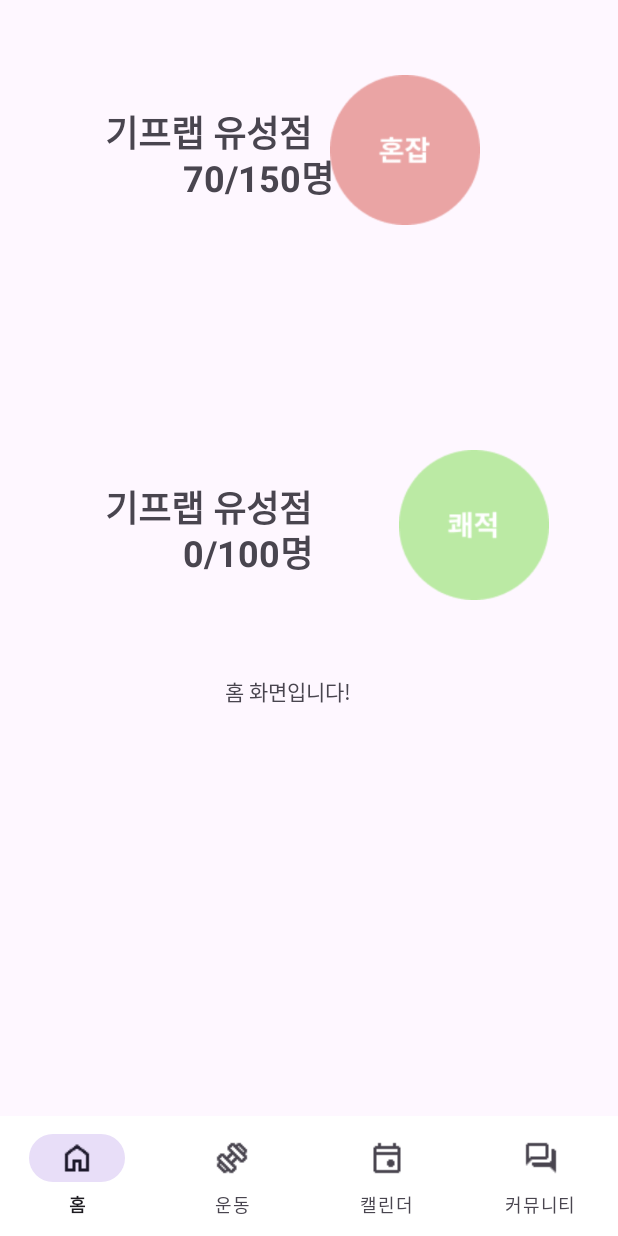
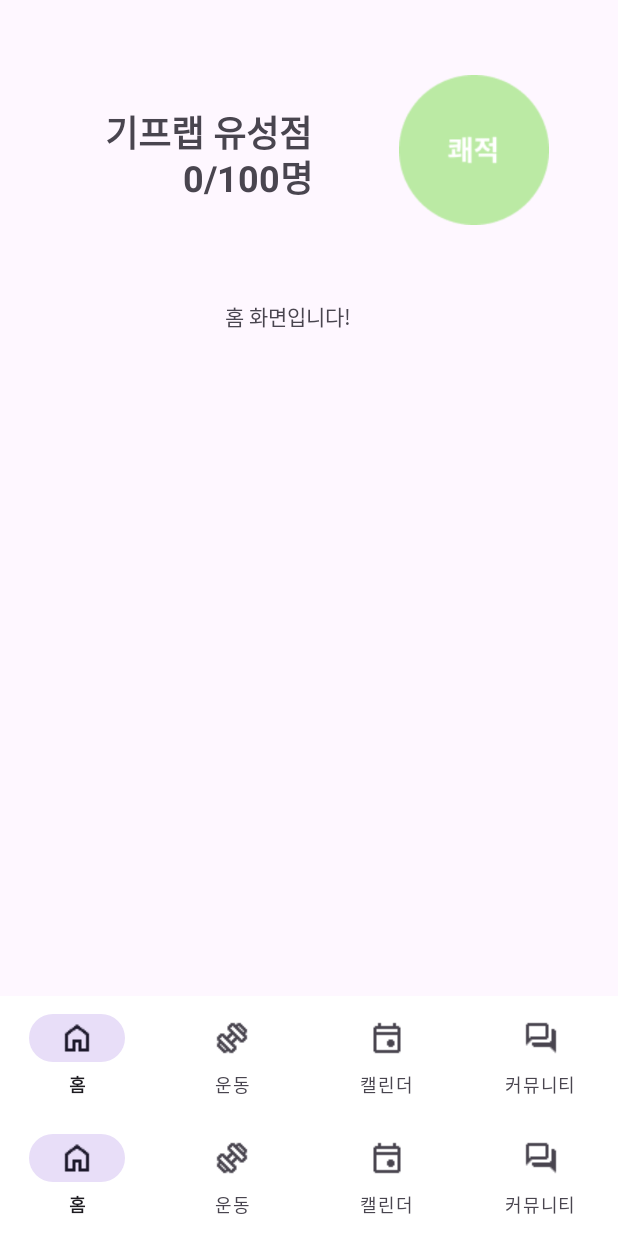
Before and after one commit to leeyunseokarchive/healthPT, an Android app: the screen it shows after launch (MainActivity), on a phone screen of 412 x 824 dp. Run offline under Robolectric (Android 15) with nearby library versions, the phone set to English and light mode, and no system bars; our stand-ins replace navigation-ui.

Commit message:
main으로 지금까지 수정한거 다 보냄

```diff
--- a/app/build.gradle.kts
+++ b/app/build.gradle.kts
@@ -1,6 +1,8 @@
 plugins {
     alias(libs.plugins.android.application)
+    id("com.google.gms.google-services")
 }
+
 
 android {
     namespace = "com.example.healthpt"
@@ -34,6 +36,7 @@ android {
     }
 }
 
+
 dependencies {
 
     implementation(libs.appcompat)
@@ -44,4 +47,13 @@ dependencies {
     testImplementation(libs.junit)
     androidTestImplementation(libs.ext.junit)
     androidTestImplementation(libs.espresso.core)
+
+
+    implementation("com.journeyapps:zxing-android-embedded:4.3.0")
+    implementation(platform("com.google.firebase:firebase-bom:33.12.0"))
+    implementation("com.google.firebase:firebase-analytics")
+
+    implementation("com.google.firebase:firebase-auth")
+    implementation("com.google.firebase:firebase-firestore")
+
 }
--- a/app/src/main/java/com/example/healthpt/MainActivity.java
+++ b/app/src/main/java/com/example/healthpt/MainActivity.java
@@ -17,16 +17,16 @@ import android.view.MenuItem;
 import android.widget.ImageView;
 import android.widget.TextView;
 
+
+//TODO 25/05/04 장윤상
+//1. 날려먹은거 복구하기 (난 너를 저주한다 맥북)
+//2. 깃에 수정된거 푸쉬 및 커밋하기
+//3. 홈화면 최대한 많이 구현해놓기
+
 public class MainActivity extends AppCompatActivity {
 
     private AppBarConfiguration appBarConfiguration;
     private ActivityMainBinding binding;
-
-    // 현재 헬스장 인원 표시
-    private TextView peopleCountText;
-    private ImageView gymcomplexImageView;
-    // 실시간 인원 현황(데이터 연동 필요)
-    private int currentCount = 70;
 
 
     @Override
@@ -36,12 +36,6 @@ public class MainActivity extends AppCompatActivity {
 
 
         BottomNavigationView bottomNav = findViewById(R.id.bottom_navigation);
-
-        peopleCountText = findViewById(R.id.peopleCountText);
-        gymcomplexImageView = findViewById(R.id.gymcomplexView);
-
-        setPeopleCount(currentCount);
-        updateUIWithCount(currentCount);
 
         //binding = ActivityMainBinding.inflate(getLayoutInflater());
         //setContentView(binding.getRoot());
@@ -55,8 +49,16 @@ public class MainActivity extends AppCompatActivity {
 
             if (item.getItemId() == R.id.nav_calendar) {
                 selectedFragment = new CalendarFragment();
-            } else if (item.getItemId() == R.id.nav_home) {
+            }
+            else if (item.getItemId() == R.id.nav_home) {
                 selectedFragment = new HomeFragment();
+            }
+            else if (item.getItemId() == R.id.nav_work){
+                selectedFragment = new WorkFragment();
+            }
+
+            else if(item.getItemId() == R.id.nav_community){
+                selectedFragment = new CommunityFragment();
             }
 
             if (selectedFragment != null) {
@@ -77,21 +79,6 @@ public class MainActivity extends AppCompatActivity {
     }
 
     //현재 인원 설정
-    private void setPeopleCount(int count) {
-        currentCount = count;
-        peopleCountText.setText(currentCount + "/150명");
-    }
-
-    private void updateUIWithCount(int count) {
-
-        if (count <= 33) {
-            gymcomplexImageView.setImageResource(R.drawable.free);
-        } else if (count <= 66) {
-            gymcomplexImageView.setImageResource(R.drawable.common);
-        } else if (count <= 100) {
-            gymcomplexImageView.setImageResource(R.drawable.complex);
-        }
-    }
 
 
 
--- a/app/src/main/res/layout/activity_main.xml
+++ b/app/src/main/res/layout/activity_main.xml
@@ -11,38 +11,8 @@
         android:id="@+id/fragment_container"
         android:layout_width="match_parent"
         android:layout_height="match_parent"
-        android:layout_marginTop="250dp" />
-
-    <TextView
-        android:id="@+id/peopleCountText"
-        android:layout_width="wrap_content"
-        android:layout_height="wrap_content"
-        android:text="0/100명"
-        android:textSize="24sp"
-        android:textStyle="bold"
-        android:layout_marginTop="100dp"
-        android:layout_marginStart="122dp" />
-    <TextView
-        android:id="@+id/gymText"
-        android:layout_width="wrap_content"
-        android:layout_height="wrap_content"
-        android:text="기프랩 유성점"
-        android:textSize="24sp"
-        android:textStyle="bold"
-        android:layout_marginTop="100dp"
-        android:layout_margin="70dp" />
-
-    <ImageView
-        android:id="@+id/gymcomplexView"
-        android:layout_width="100dp"
-        android:layout_height="100dp"
-        android:layout_marginTop="50dp"
-        android:layout_marginLeft="220dp"
-        android:scaleType="fitCenter"
-        android:src="@drawable/free"
-        app:layout_constraintEnd_toEndOf="parent"
-        app:layout_constraintStart_toStartOf="parent"/>
-
+        android:layout_marginBottom="80dp"
+        />
 
 
     <com.google.android.material.bottomnavigation.BottomNavigationView
--- a/build.gradle.kts
+++ b/build.gradle.kts
@@ -1,4 +1,5 @@
 // Top-level build file where you can add configuration options common to all sub-projects/modules.
 plugins {
     alias(libs.plugins.android.application) apply false
+    id("com.google.gms.google-services") version "4.4.2" apply false
 }
```
